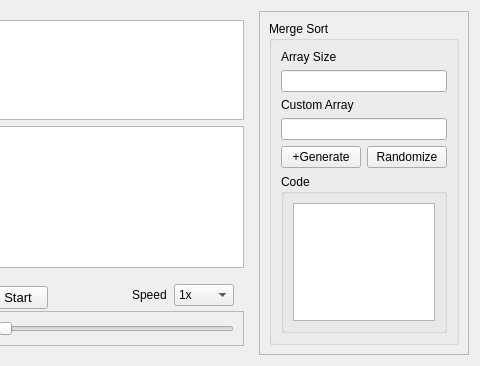
Old version of the form form.ui in the repository Binaya764/DSA-Visualizer; both pictures show x 244 to 724 and y 0 to 366 of the 724 by 366 pixel window.
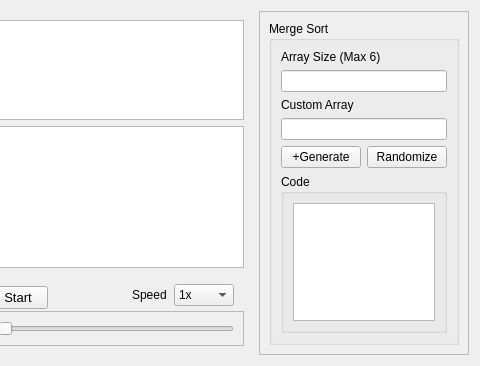
New version of the form. The open tabs and pages were chosen to show the change.

Commit message: merge sort size limit added

```diff
--- a/form.ui
+++ b/form.ui
@@ -700,7 +700,7 @@
                 <item>
                  <widget class="QLabel" name="label">
                   <property name="text">
-                   <string>Array Size</string>
+                   <string>Array Size (Max 6)</string>
                   </property>
                  </widget>
                 </item>
```
Left out of the diff: 2 changed lines with no effect on the pictures. The commit also changes 2 other files.
